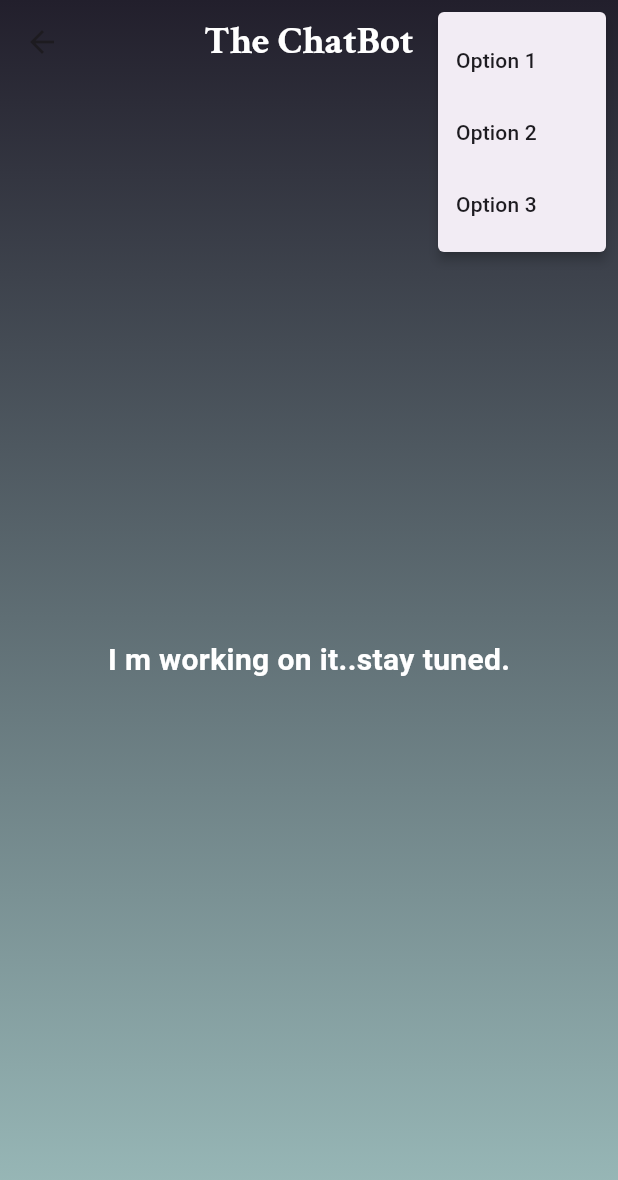
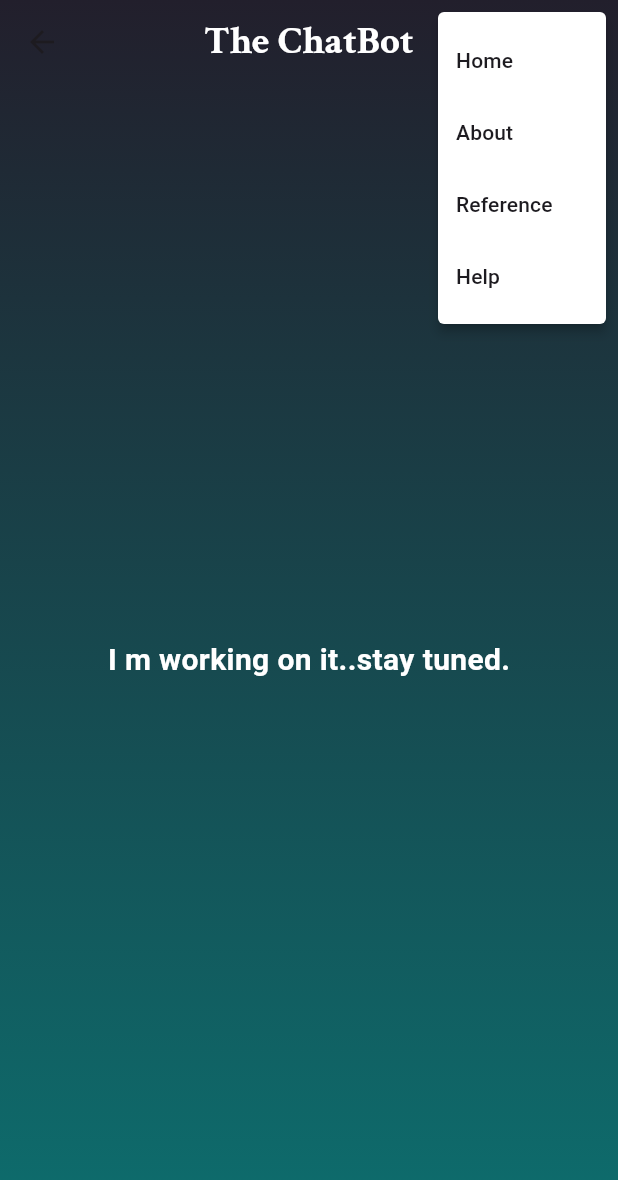
Before and after one commit to suraj-yadav0/vyakhya_ai-main, a Flutter app: the ChatBotScreen screen opened directly, after a tap on the "more vert" icon, on a phone screen of 412 x 824 dp. Shown: the top 1180 px of the screen. Run offline on Flutter 3.47's test engine with Material 3 defaults, Android fonts, the phone set to English and light mode, and no system bars; our stand-ins replace flutter_animate, flutter_svg, get, google_fonts, lottie, speech_to_text; missing offline and left inert: translator_plus.

```diff
--- /dev/null
+++ b/lib/model/pop_up_model.dart
@@ -0,0 +1,22 @@
+import 'package:flutter/material.dart';
+import 'package:get/get.dart';
+import 'package:vyakhya_ai/screens/PopUpScreens/help_screen.dart';
+import 'package:vyakhya_ai/screens/home_screen.dart';
+
+enum PopUpModel { home, about, reference, help }
+
+extension MyPopUpModel on PopUpModel {
+  String get title => switch (this) {
+        PopUpModel.home => 'Home',
+        PopUpModel.about => 'About',
+        PopUpModel.reference => 'Refernce',
+        PopUpModel.help => 'Help',
+      };
+
+  VoidCallback get onTap => switch (this) {
+     PopUpModel.home => () => Get.to(() => const HomeScreen()),
+        PopUpModel.about => () => Get.to(() => const HelpScreen()),
+        PopUpModel.reference => () => Get.to(() => const HelpScreen()),
+        PopUpModel.help => () => Get.to(() => const HelpScreen()),
+  };
+}
--- a/lib/screens/features/chat_bot_screen.dart
+++ b/lib/screens/features/chat_bot_screen.dart
@@ -1,5 +1,7 @@
 import 'package:flutter/material.dart';
 import 'package:google_fonts/google_fonts.dart';
+import 'package:vyakhya_ai/helper/global.dart';
+import 'package:vyakhya_ai/widgets/AppBar%20Actions/pop_up.dart';
 
 class ChatBotScreen extends StatefulWidget {
   const ChatBotScreen({super.key});
@@ -12,13 +14,14 @@ class _ChatBotScreenState extends State<ChatBotScreen> {
   @override
   Widget build(BuildContext context) {
     return Container(
-      decoration: const BoxDecoration(
+      decoration:  BoxDecoration(
           gradient: LinearGradient(
               begin: Alignment.topCenter,
               end: Alignment.bottomCenter,
               colors: [
-            Color.fromARGB(255, 34, 31, 44),
-            Color.fromARGB(255, 156, 189, 188)
+            // Color.fromARGB(255, 34, 31, 44),
+            // Color.fromARGB(255, 156, 189, 188),
+            primaryColor,secondary
           ])),
       child: Scaffold(
         backgroundColor: Colors.transparent,
@@ -32,21 +35,8 @@ class _ChatBotScreenState extends State<ChatBotScreen> {
                   fontWeight: FontWeight.bold),
             ),
           ),
-          actions: <Widget>[
-    PopupMenuButton<String>(
-      onSelected: (String value) {
-        // Handle your action on selection here
-        print('Selected: $value');
-      },
-      itemBuilder: (BuildContext context) {
-        return {'Option 1', 'Option 2', 'Option 3'}.map((String choice) {
-          return PopupMenuItem<String>(
-            value: choice,
-            child: Text(choice),
-          );
-        }).toList();
-      },
-    ),
+          actions: const [
+   PopUp()
   ],
           centerTitle: true,
           backgroundColor: Colors.transparent,
--- a/lib/screens/features/speech_to_text_screen.dart
+++ b/lib/screens/features/speech_to_text_screen.dart
@@ -12,6 +12,7 @@ import 'package:speech_to_text/speech_to_text.dart';
 import 'package:vyakhya_ai/controllers/speech_to_text_controller.dart';
 
 import 'package:vyakhya_ai/helper/global.dart';
+import 'package:vyakhya_ai/widgets/AppBar%20Actions/pop_up.dart';
 
 
 import 'package:vyakhya_ai/widgets/custom_button.dart';
@@ -102,6 +103,9 @@ class _SpeecgToTextState extends State<SpeecgToText> {
                   fontWeight: FontWeight.bold),
             ),
           ),
+          actions: const [
+            PopUp()
+          ],
           centerTitle: true,
           backgroundColor: Colors.transparent,
         ),
--- a/lib/screens/home_screen.dart
+++ b/lib/screens/home_screen.dart
@@ -2,6 +2,7 @@ import 'package:flutter/material.dart';
 import 'package:flutter_animate/flutter_animate.dart';
 import 'package:google_fonts/google_fonts.dart';
 import 'package:vyakhya_ai/model/home_type.dart';
+import 'package:vyakhya_ai/widgets/AppBar%20Actions/pop_up.dart';
 import 'package:vyakhya_ai/widgets/custom_list.dart';
 import 'package:vyakhya_ai/helper/global.dart';
 
@@ -35,6 +36,9 @@ class _HomeScreenState extends State<HomeScreen> {
                   fontWeight: FontWeight.bold),
             ),
           ),
+          actions: const [
+            PopUp()
+          ],
           centerTitle: true,
           backgroundColor: Colors.transparent,
           // flexibleSpace: Container(
--- /dev/null
+++ b/lib/widgets/AppBar Actions/pop_up.dart
@@ -0,0 +1,27 @@
+import 'package:flutter/material.dart';
+import 'package:vyakhya_ai/model/pop_up_model.dart';
+
+class PopUp extends StatelessWidget {
+  const PopUp({super.key});
+
+  @override
+  Widget build(BuildContext context) {
+   final PopUpModel popUpModel;
+    return PopupMenuButton<String>(
+      color: Colors.white,
+      iconColor: Colors.white,
+      onSelected: (String value) {
+        // Handle your action on selection here
+        print('Selected: $value');
+      },
+      itemBuilder: (BuildContext context) {
+        return {'Home', 'About', 'Reference', 'Help'}.map((String choice) {
+          return PopupMenuItem<String>(
+            value: choice,
+            child: Text(choice),
+          );
+        }).toList();
+      },
+    );
+  }
+}
--- a/lib/widgets/custom_button.dart
+++ b/lib/widgets/custom_button.dart
@@ -11,7 +11,7 @@ class CustomButton extends StatelessWidget {
     return Align(
       child:ElevatedButton(
           style: ElevatedButton.styleFrom(
-            shape: const StadiumBorder(),
+            shape: const StadiumBorder(side: BorderSide(style: BorderStyle.solid,strokeAlign: BorderSide.strokeAlignCenter)),
             elevation: 10,
 
             backgroundColor: secondary,
```
Also changed, not shown: lib/screens/PopUpScreens/help_screen.dart (added, +10 -0 lines), lib/screens/features/speech_to_speech_screen.dart (+29 -3 lines), lib/screens/features/text_to_text_screen.dart (+7 -27 lines), lib/screens/welcome_screen.dart (+4 -3 lines).
